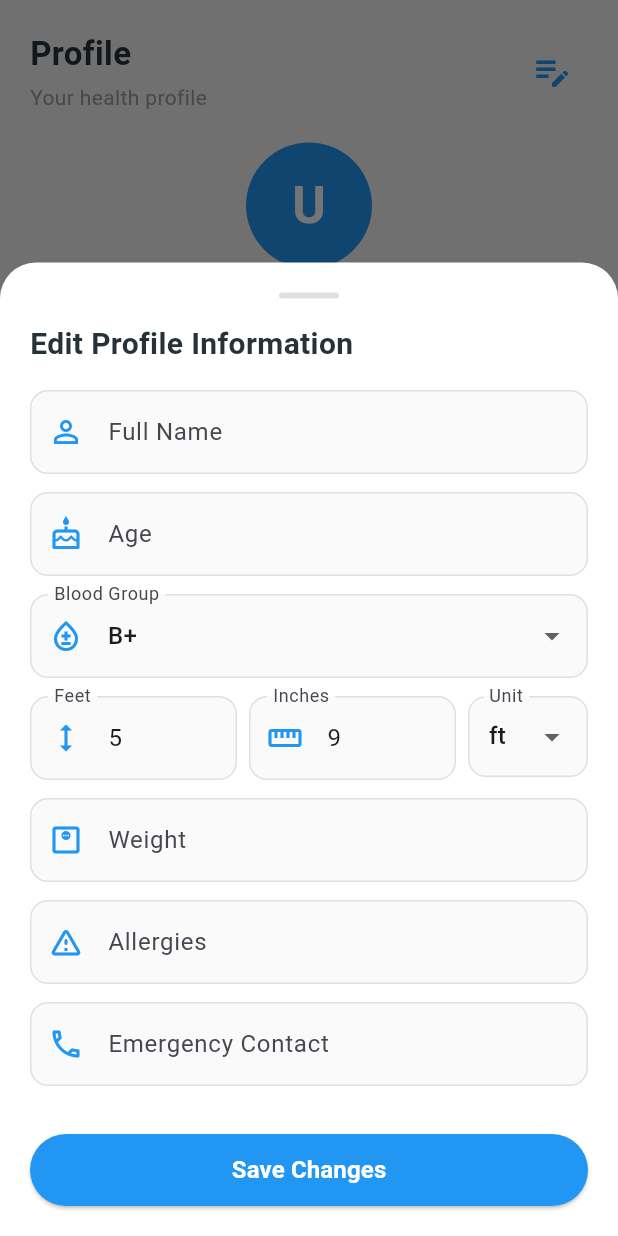
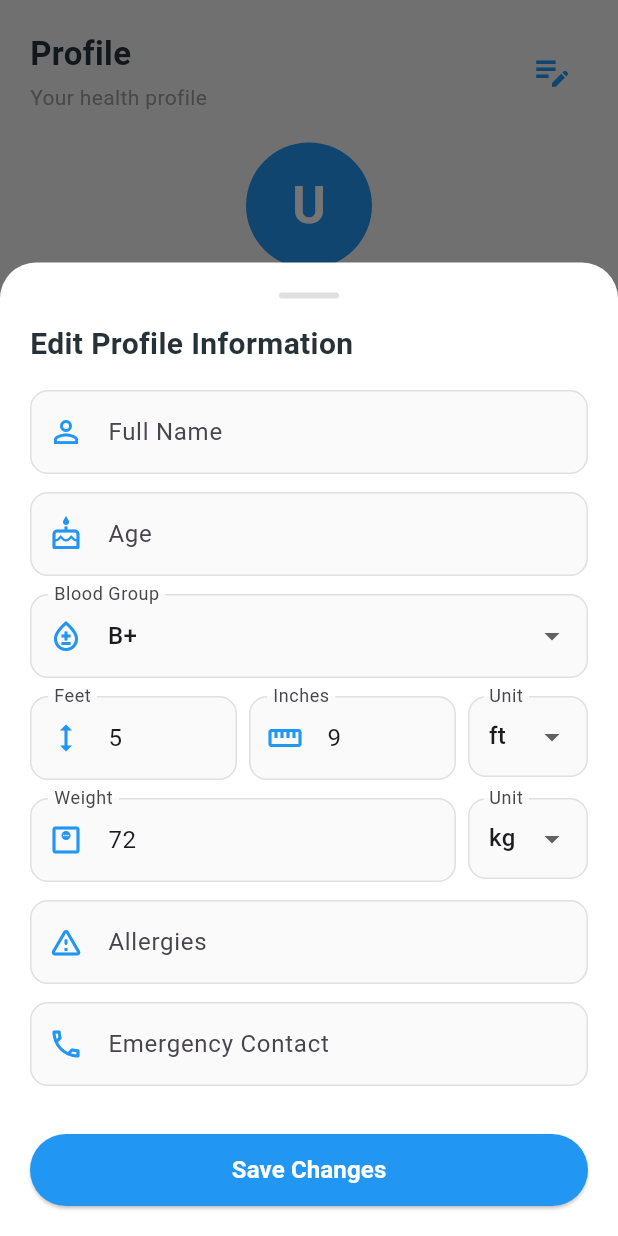
Before and after one commit to KingRishad/MediTrak, a Flutter app: the HomePage screen opened directly, item 3 of the bottom bar chosen, after a tap on the "edit note" icon, on a phone screen of 412 x 824 dp. Run offline on Flutter 3.47's test engine with Material 3 defaults, Android fonts, the phone set to English and light mode, and no system bars; our stand-ins replace cloud_firestore, firebase_auth, firebase_core, shared_preferences; accounts and stored records are empty.

Commit message:
Users can put their weight properly now.

```diff
--- a/lib/profile_screen.dart
+++ b/lib/profile_screen.dart
@@ -48,6 +48,27 @@ class HeightData {
   }
 }
 
+class WeightData {
+  String unit; // 'kg' or 'lbs'
+  String value;
+
+  WeightData({required this.unit, required this.value});
+
+  factory WeightData.parse(String raw) {
+    final str = raw.trim();
+    if (str.toLowerCase().contains('lbs') || str.toLowerCase().contains('lb')) {
+      final digits = RegExp(r'[\d.]+').firstMatch(str)?.group(0) ?? '';
+      return WeightData(unit: 'lbs', value: digits.isNotEmpty ? digits : '160');
+    } else if (str.toLowerCase().contains('kg')) {
+      final digits = RegExp(r'[\d.]+').firstMatch(str)?.group(0) ?? '';
+      return WeightData(unit: 'kg', value: digits.isNotEmpty ? digits : '72');
+    } else if (RegExp(r'^[\d.]+$').hasMatch(str)) {
+      return WeightData(unit: 'kg', value: str);
+    }
+    return WeightData(unit: 'kg', value: '72');
+  }
+}
+
 class ProfileScreen extends StatefulWidget {
   const ProfileScreen({super.key});
 
@@ -85,7 +106,6 @@ class _ProfileScreenState extends State<ProfileScreen> {
 
     final nameController = TextEditingController(text: userProfile!.name);
     final ageController = TextEditingController(text: userProfile!.age);
-    final weightController = TextEditingController(text: userProfile!.weight);
     final allergiesController = TextEditingController(text: userProfile!.allergies);
     final emergencyContactController =
         TextEditingController(text: userProfile!.emergencyContact);
@@ -100,6 +120,10 @@ class _ProfileScreenState extends State<ProfileScreen> {
     final feetController = TextEditingController(text: heightData.feet);
     final inchesController = TextEditingController(text: heightData.inches);
     final cmController = TextEditingController(text: heightData.cm);
+
+    final weightData = WeightData.parse(userProfile!.weight);
+    String selectedWeightUnit = weightData.unit;
+    final weightController = TextEditingController(text: weightData.value);
 
     showModalBottomSheet(
       context: context,
@@ -218,7 +242,39 @@ class _ProfileScreenState extends State<ProfileScreen> {
                         ),
                       ],
                     ),
-                    _buildTextField('Weight', weightController, Icons.monitor_weight_outlined),
+                    Row(
+                      crossAxisAlignment: CrossAxisAlignment.start,
+                      children: [
+                        Expanded(
+                          child: _buildTextField(
+                            'Weight',
+                            weightController,
+                            Icons.monitor_weight_outlined,
+                            keyboardType: const TextInputType.numberWithOptions(decimal: true, signed: false),
+                            inputFormatters: [
+                              FilteringTextInputFormatter.allow(RegExp(r'^\d*\.?\d*')),
+                            ],
+                          ),
+                        ),
+                        const SizedBox(width: 8),
+                        SizedBox(
+                          width: 80,
+                          child: _buildDropdownField(
+                            'Unit',
+                            selectedWeightUnit,
+                            ['kg', 'lbs'],
+                            null,
+                            (val) {
+                              if (val != null) {
+                                setBottomSheetState(() {
+                                  selectedWeightUnit = val;
+                                });
+                              }
+                            },
+                          ),
+                        ),
+                      ],
+                    ),
                     _buildTextField('Allergies', allergiesController, Icons.warning_amber_rounded),
                     _buildTextField('Emergency Contact', emergencyContactController, Icons.phone_outlined, keyboardType: TextInputType.phone),
                     const SizedBox(height: 20),
@@ -243,12 +299,20 @@ class _ProfileScreenState extends State<ProfileScreen> {
                             }
                           }
 
+                          final String formattedWeight;
+                          final weightVal = weightController.text.trim();
+                          if (weightVal.isNotEmpty) {
+                            formattedWeight = '$weightVal $selectedWeightUnit';
+                          } else {
+                            formattedWeight = '';
+                          }
+
                           final updated = userProfile!.copyWith(
                             name: nameController.text.trim(),
                             age: ageController.text.trim(),
                             bloodGroup: selectedBloodGroup,
                             height: formattedHeight,
-                            weight: weightController.text.trim(),
+                            weight: formattedWeight,
                             allergies: allergiesController.text.trim(),
                             emergencyContact: emergencyContactController.text.trim(),
                           );
```
